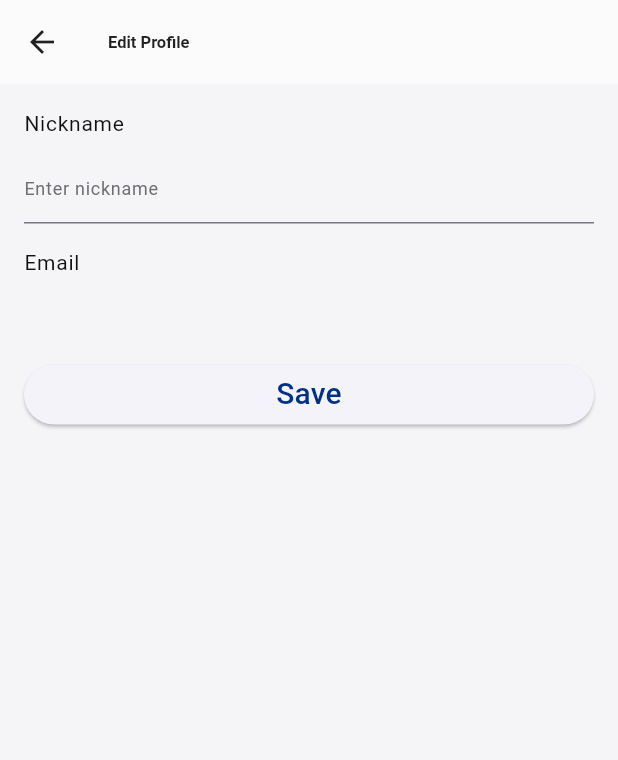
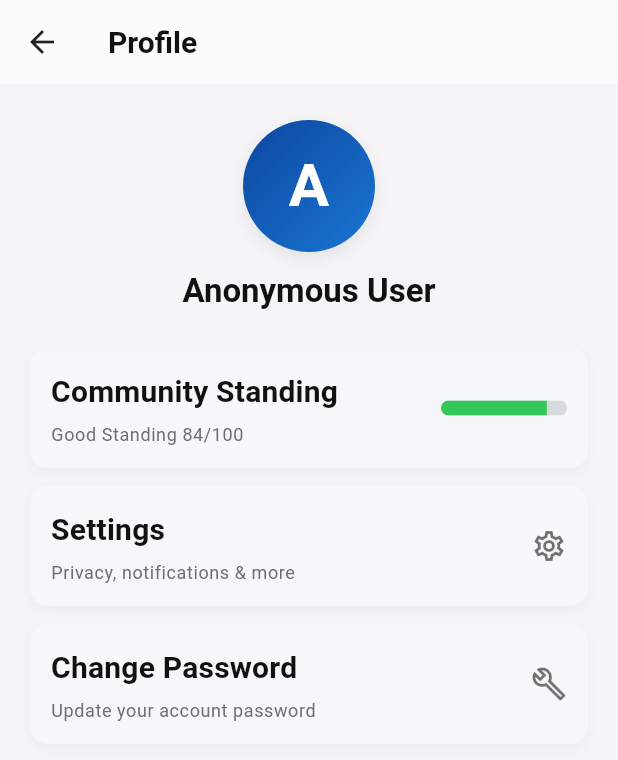
Before and after one commit to JethroIsHere/wvsu_space, a Flutter app: the ProfileScreen screen opened by its route, on a phone screen of 412 x 824 dp. Shown: the top 760 px of the screen. Run offline on Flutter 3.47's test engine with Material 3 defaults, Android fonts, the light colour scheme and no system bars; our stand-ins replace cloud_firestore, cloud_functions, firebase_auth, firebase_core, shared_preferences; accounts and stored records are empty; generated files the repository leaves out were written again; network calls fail.

Commit message:
chore(ui/auth): centralize brand colors, improve Change Password UX & handle federated accounts

```diff
--- a/lib/admin/admin_login.dart
+++ b/lib/admin/admin_login.dart
@@ -1,6 +1,7 @@
 import 'package:firebase_auth/firebase_auth.dart';
 import 'package:flutter/material.dart';
 import '../router/app_router.dart';
+import '../utils/app_colors.dart';
 
 class AdminLoginScreen extends StatefulWidget {
   const AdminLoginScreen({super.key});
@@ -96,7 +97,7 @@ class _AdminLoginScreenState extends State<AdminLoginScreen> {
                   width: 84,
                   height: 84,
                   decoration: const BoxDecoration(
-                    color: Color(0xFF0D47A1),
+                    color: BrandColors.appBlue,
                     shape: BoxShape.circle,
                   ),
                   child: const Icon(
@@ -182,7 +183,7 @@ class _AdminLoginScreenState extends State<AdminLoginScreen> {
               ElevatedButton(
                 onPressed: _loading ? null : _signIn,
                 style: ElevatedButton.styleFrom(
-                  backgroundColor: const Color(0xFF0D47A1),
+                  backgroundColor: BrandColors.appBlue,
                   foregroundColor: Colors.white,
                   minimumSize: const Size(double.infinity, 52),
                   shape: RoundedRectangleBorder(
--- a/lib/profile.dart
+++ b/lib/profile.dart
@@ -1,6 +1,8 @@
 import 'package:cloud_firestore/cloud_firestore.dart';
 import 'package:firebase_auth/firebase_auth.dart';
 import 'package:flutter/material.dart';
+import 'router/app_router.dart';
+import 'utils/app_colors.dart';
 
 class ProfileScreen extends StatefulWidget {
   const ProfileScreen({super.key});
@@ -10,116 +12,253 @@ class ProfileScreen extends StatefulWidget {
 }
 
 class _ProfileScreenState extends State<ProfileScreen> {
-  final _nickController = TextEditingController();
-  bool _loading = false;
+  String? _nickname;
 
   @override
   void initState() {
     super.initState();
-    _loadProfile();
+    _loadNickname();
   }
 
-  @override
-  void dispose() {
-    _nickController.dispose();
-    super.dispose();
-  }
-
-  Future<void> _loadProfile() async {
-    final user = FirebaseAuth.instance.currentUser;
-    if (user == null) return;
+  Future<void> _loadNickname() async {
+    final uid = FirebaseAuth.instance.currentUser?.uid;
+    if (uid == null) return;
     try {
       final doc = await FirebaseFirestore.instance
           .collection('users')
-          .doc(user.uid)
+          .doc(uid)
           .get();
-      final nick = (doc.data()?['nickname'] as String?) ?? '';
+      final nick = (doc.data()?['nickname'] as String?)?.trim();
       if (!mounted) return;
-      _nickController.text = nick;
+      setState(
+        () => _nickname = (nick != null && nick.isNotEmpty) ? nick : null,
+      );
     } catch (e) {
-      if (mounted) {
-        ScaffoldMessenger.of(
-          context,
-        ).showSnackBar(SnackBar(content: Text('Failed to load profile: $e')));
-      }
+      // ignore errors for display; nickname remains null
+      debugPrint('Failed to load nickname: $e');
     }
   }
 
-  Future<void> _save() async {
-    final user = FirebaseAuth.instance.currentUser;
-    if (user == null) return;
-    setState(() => _loading = true);
-    try {
-      await FirebaseFirestore.instance.collection('users').doc(user.uid).set({
-        'nickname': _nickController.text.trim(),
-        'email': user.email,
-        'updatedAt': FieldValue.serverTimestamp(),
-      }, SetOptions(merge: true));
-      if (!mounted) return;
-      ScaffoldMessenger.of(
-        context,
-      ).showSnackBar(const SnackBar(content: Text('Profile saved')));
-    } catch (e) {
-      if (mounted) {
-        ScaffoldMessenger.of(
-          context,
-        ).showSnackBar(SnackBar(content: Text('Failed to save: $e')));
+  String _displayName(User? user) {
+    if (_nickname != null && _nickname!.isNotEmpty) return _nickname!;
+    final email = user?.email;
+    if (email == null || email.isEmpty) return 'Anonymous User';
+    final local = email.split('@').first;
+    return local.isEmpty ? 'Anonymous User' : local;
   }
-    } finally {
-      if (mounted) {
-        setState(() => _loading = false);
-      }
-    }
+
+  String _initial(User? user) {
+    final name = _displayName(user);
+    if (name.isEmpty) return 'A';
+    return name[0].toUpperCase();
   }
 
   @override
   Widget build(BuildContext context) {
+    final user = FirebaseAuth.instance.currentUser;
     final theme = Theme.of(context);
-    final user = FirebaseAuth.instance.currentUser;
+
     return Scaffold(
       appBar: AppBar(
-        title: const Text('Edit Profile'),
         backgroundColor: Colors.white,
         foregroundColor: Colors.black87,
         elevation: 0.5,
+        leading: IconButton(
+          icon: const Icon(Icons.arrow_back),
+          onPressed: () => Navigator.of(context).pop(),
+        ),
+        title: Text(
+          'Profile',
+          style: theme.textTheme.titleLarge?.copyWith(
+            fontSize: 20,
+            fontWeight: FontWeight.w600,
+          ),
+        ),
       ),
       body: SafeArea(
+        child: SingleChildScrollView(
           child: Padding(
-          padding: const EdgeInsets.all(16.0),
+            padding: const EdgeInsets.symmetric(horizontal: 20.0, vertical: 24),
             child: Column(
-            crossAxisAlignment: CrossAxisAlignment.stretch,
+              crossAxisAlignment: CrossAxisAlignment.center,
               children: [
-              Text('Nickname', style: theme.textTheme.bodyLarge),
-              const SizedBox(height: 8),
-              TextField(
-                controller: _nickController,
-                decoration: const InputDecoration(hintText: 'Enter nickname'),
+                // Avatar
+                Container(
+                  width: 88,
+                  height: 88,
+                  decoration: BoxDecoration(
+                    shape: BoxShape.circle,
+                    gradient: LinearGradient(
+                      colors: [BrandColors.appBlue, const Color(0xFF1976D2)],
+                      begin: Alignment.topLeft,
+                      end: Alignment.bottomRight,
                     ),
-              const SizedBox(height: 16),
-              Text('Email', style: theme.textTheme.bodyLarge),
-              const SizedBox(height: 8),
-              GestureDetector(
-                onTap: () {},
+                    boxShadow: [
+                      BoxShadow(
+                        color: Colors.black.withOpacity(0.08),
+                        blurRadius: 8,
+                        offset: const Offset(0, 4),
+                      ),
+                    ],
+                  ),
+                  alignment: Alignment.center,
                   child: Text(
-                  user?.email ?? '—',
-                  style: theme.textTheme.bodyMedium,
+                    _initial(user),
+                    style: theme.textTheme.headlineMedium?.copyWith(
+                      color: Colors.white,
+                      fontWeight: FontWeight.w700,
+                      fontSize: 40,
                     ),
                   ),
+                ),
+                const SizedBox(height: 12),
+                Text(
+                  _displayName(user),
+                  style: theme.textTheme.titleLarge?.copyWith(
+                    fontWeight: FontWeight.w700,
+                    fontSize: 22,
+                  ),
+                ),
+
                 const SizedBox(height: 24),
-              ElevatedButton(
-                onPressed: _loading ? null : _save,
-                child: _loading
-                    ? const SizedBox(
-                        width: 18,
-                        height: 18,
-                        child: CircularProgressIndicator(strokeWidth: 2),
-                      )
-                    : const Text('Save'),
+
+                // Community Standing card
+                _CardContainer(
+                  child: Row(
+                    children: [
+                      Expanded(
+                        child: Column(
+                          crossAxisAlignment: CrossAxisAlignment.start,
+                          children: [
+                            Text(
+                              'Community Standing',
+                              style: theme.textTheme.titleMedium?.copyWith(
+                                fontWeight: FontWeight.w700,
+                              ),
+                            ),
+                            const SizedBox(height: 6),
+                            Text(
+                              'Good Standing 84/100',
+                              style: theme.textTheme.bodySmall,
                             ),
                           ],
+                        ),
+                      ),
+                      const SizedBox(width: 12),
+                      SizedBox(
+                        width: 84,
+                        child: ClipRRect(
+                          borderRadius: BorderRadius.circular(8),
+                          child: LinearProgressIndicator(
+                            value: 0.84,
+                            minHeight: 10,
+                            color: BrandColors.appGreen,
+                            backgroundColor: Colors.black12,
+                          ),
+                        ),
+                      ),
+                    ],
+                  ),
+                ),
+
+                const SizedBox(height: 12),
+
+                // Settings card
+                GestureDetector(
+                  onTap: () => Navigator.pushNamed(context, '/settings'),
+                  child: _CardContainer(
+                    child: Row(
+                      children: [
+                        Expanded(
+                          child: Column(
+                            crossAxisAlignment: CrossAxisAlignment.start,
+                            children: [
+                              Text(
+                                'Settings',
+                                style: theme.textTheme.titleMedium?.copyWith(
+                                  fontWeight: FontWeight.w700,
+                                ),
+                              ),
+                              const SizedBox(height: 6),
+                              Text(
+                                'Privacy, notifications & more',
+                                style: theme.textTheme.bodySmall,
+                              ),
+                            ],
+                          ),
+                        ),
+                        const SizedBox(width: 12),
+                        Icon(Icons.settings_outlined, color: Colors.black54),
+                      ],
+                    ),
+                  ),
+                ),
+
+                const SizedBox(height: 12),
+
+                // Change password card
+                GestureDetector(
+                  onTap: () =>
+                      Navigator.pushNamed(context, AppRouter.changePassword),
+                  child: _CardContainer(
+                    child: Row(
+                      children: [
+                        Expanded(
+                          child: Column(
+                            crossAxisAlignment: CrossAxisAlignment.start,
+                            children: [
+                              Text(
+                                'Change Password',
+                                style: theme.textTheme.titleMedium?.copyWith(
+                                  fontWeight: FontWeight.w700,
+                                ),
+                              ),
+                              const SizedBox(height: 6),
+                              Text(
+                                'Update your account password',
+                                style: theme.textTheme.bodySmall,
+                              ),
+                            ],
+                          ),
+                        ),
+                        const SizedBox(width: 12),
+                        Icon(Icons.build_outlined, color: Colors.black54),
+                      ],
+                    ),
+                  ),
+                ),
+
+                const SizedBox(height: 40),
+              ],
+            ),
           ),
         ),
       ),
     );
   }
 }
+
+class _CardContainer extends StatelessWidget {
+  final Widget child;
+  const _CardContainer({required this.child});
+
+  @override
+  Widget build(BuildContext context) {
+    return Container(
+      width: double.infinity,
+      padding: const EdgeInsets.all(14),
+      decoration: BoxDecoration(
+        color: const Color(0xFFF6F7F8),
+        borderRadius: BorderRadius.circular(12),
+        boxShadow: [
+          BoxShadow(
+            color: Colors.black.withOpacity(0.03),
+            blurRadius: 6,
+            offset: const Offset(0, 3),
+          ),
+        ],
+      ),
+      child: child,
+    );
+  }
+}
--- a/lib/router/app_router.dart
+++ b/lib/router/app_router.dart
@@ -2,6 +2,7 @@ import 'package:flutter/material.dart';
 
 import '../getting_started.dart';
 import '../choose.dart';
+import '../change_password.dart';
 import '../log_in.dart';
 import '../sign_up.dart';
 import '../home.dart';
@@ -22,6 +23,7 @@ class AppRouter {
   // Route names
   static const String gettingStarted = '/';
   static const String choose = '/choose';
+  static const String changePassword = '/change-password';
   static const String login = '/login';
   static const String signUp = '/signup';
   static const String home = '/home';
@@ -46,6 +48,11 @@ class AppRouter {
       case choose:
         return MaterialPageRoute(
           builder: (_) => const ChooseScreen(),
+          settings: settings,
+        );
+      case changePassword:
+        return MaterialPageRoute(
+          builder: (_) => const ChangePasswordScreen(),
           settings: settings,
         );
       case login:
--- /dev/null
+++ b/lib/utils/app_colors.dart
@@ -0,0 +1,12 @@
+import 'package:flutter/material.dart';
+
+/// Centralized brand colors for screens and widgets.
+class BrandColors {
+  static const Color appBlue = Color(0xFF0D47A1);
+  static const Color appYellow = Color(0xFFF0B429);
+  static const Color appGreen = Color(0xFF34C759);
+
+  // Additional helpers used in screens
+  static const Color infoLight = Color(0xFFEFF7FF);
+  static const Color cancelBg = Color(0xFFF2F2F4);
+}
```
Also changed, not shown: lib/change_password.dart (added, +371 -0 lines), lib/choose.dart (+4 -3 lines), lib/home.dart (+6 -11 lines). Lines whose indentation alone changed are shown as unchanged.
